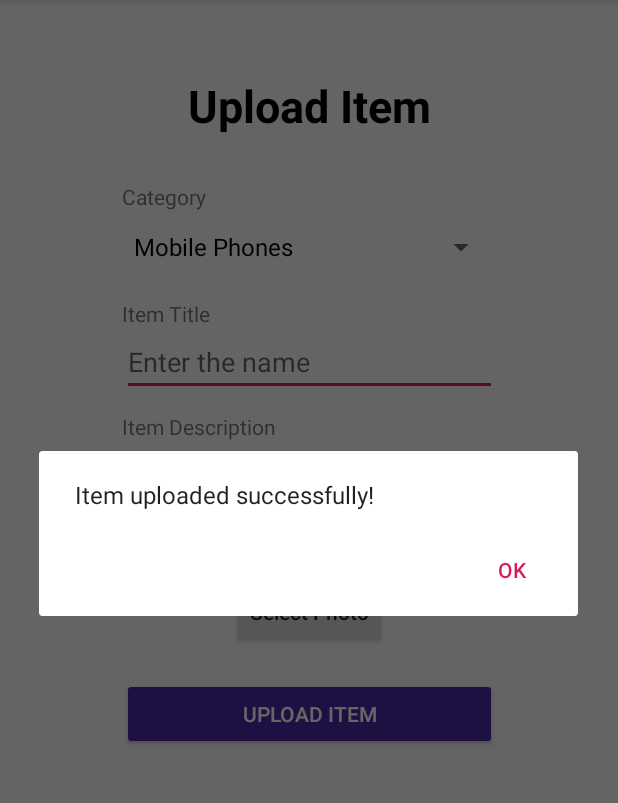
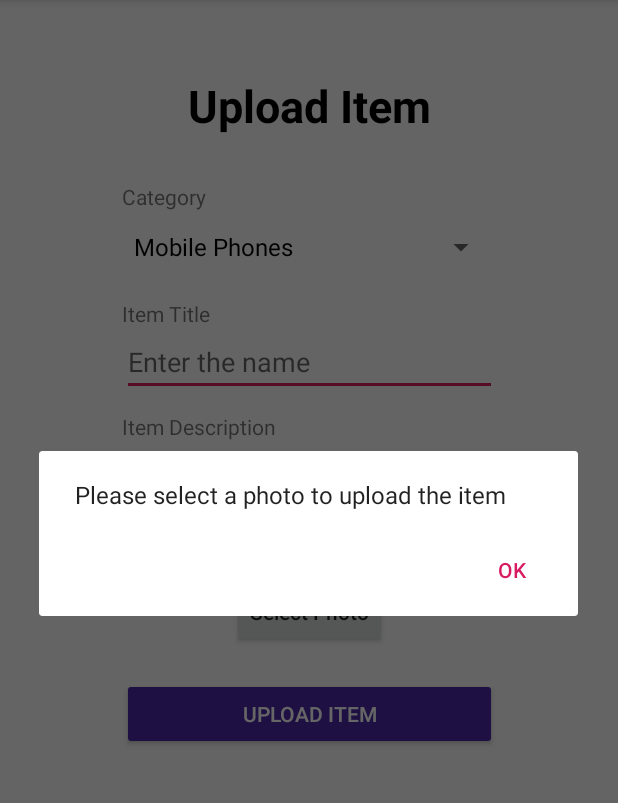
Before and after one commit to avinabaray/Old-Sold-Android-App, an Android app: the SellerLoggedIn screen opened directly, with no data from a screen before it, after a tap on "UPLOAD ITEM", on a phone screen of 412 x 824 dp, the part 84-887 px from its top. Run offline under Robolectric (Android 15) with nearby library versions, the phone set to English and light mode, and no system bars; our stand-ins replace Firebase (no records; nobody signed in at launch, a user with empty details on screens opened directly).

Commit message:
Seller's item image uploaded to Firebase Storage. Item name stored in database.

```diff
--- a/app/src/main/java/com/avinabaray/oldsold/SellerLoggedIn.java
+++ b/app/src/main/java/com/avinabaray/oldsold/SellerLoggedIn.java
@@ -2,27 +2,40 @@ package com.avinabaray.oldsold;
 
 import android.app.AlertDialog;
 import android.app.ProgressDialog;
+import android.content.Intent;
+import android.graphics.Bitmap;
+import android.net.Uri;
 import android.os.Bundle;
+import android.provider.MediaStore;
 import android.util.Log;
 import android.view.View;
 import android.widget.AdapterView;
 import android.widget.ArrayAdapter;
 import android.widget.EditText;
+import android.widget.ImageView;
 import android.widget.Spinner;
 import android.widget.Toast;
 
 import androidx.annotation.NonNull;
+import androidx.annotation.Nullable;
 
 import com.google.android.gms.tasks.OnCompleteListener;
+import com.google.android.gms.tasks.OnFailureListener;
+import com.google.android.gms.tasks.OnSuccessListener;
 import com.google.android.gms.tasks.Task;
 import com.google.firebase.firestore.CollectionReference;
 import com.google.firebase.firestore.DocumentReference;
 import com.google.firebase.firestore.FirebaseFirestore;
+import com.google.firebase.storage.FirebaseStorage;
+import com.google.firebase.storage.OnProgressListener;
+import com.google.firebase.storage.StorageReference;
+import com.google.firebase.storage.UploadTask;
 
 import java.util.ArrayList;
 import java.util.HashMap;
 import java.util.List;
 import java.util.Map;
+import java.util.UUID;
 
 public class SellerLoggedIn extends BaseActivity implements AdapterView.OnItemSelectedListener {
 
@@ -30,14 +43,21 @@ public class SellerLoggedIn extends BaseActivity implements AdapterView.OnItemSe
     public static final String I_TITLE = "i_title";
     public static final String I_DESC = "i_desc";
     public static final String SELLER_ID = "seller_id";
+    public static final String I_IMAGE = "i_image";
     private EditText editTextItemTitle;
     private EditText editTextItemDesc;
+    private ImageView imageViewSelectedImg;
     private String itemTitle;
     private String itemDesc;
+    private String itemPhotoName;
     private String itemCatg = "Mobile Phones";
+    private Uri filePath;
+    private final int PICK_IMAGE_REQUEST = 71;
 
     private AlertDialog.Builder alertBuilder;
     private CollectionReference mDocRef = FirebaseFirestore.getInstance().collection("items");
+    FirebaseStorage firebaseStorage;
+    StorageReference storageReference;
     CommonMethods commonMethods = new CommonMethods();
 
     @Override
@@ -52,10 +72,14 @@ public class SellerLoggedIn extends BaseActivity implements AdapterView.OnItemSe
         setContentView(R.layout.activity_seller_logged_in);
         alertBuilder = new AlertDialog.Builder(SellerLoggedIn.this);
 
-        // Edit Text Data
+        // Initialize Storage objects
+        firebaseStorage = FirebaseStorage.getInstance();
+        storageReference = firebaseStorage.getReference();
+
+        // Initialize Views
         editTextItemTitle = findViewById(R.id.editTextItemTitle);
         editTextItemDesc = findViewById(R.id.editTextItemDesc);
-
+        imageViewSelectedImg = findViewById(R.id.imageViewSelectedImg);
 
         // Setup Dropdown Menu
         List<String> itemCategories = new ArrayList<String>();
@@ -76,28 +100,92 @@ public class SellerLoggedIn extends BaseActivity implements AdapterView.OnItemSe
 
     }
 
+    @Override
+    protected void onActivityResult(int requestCode, int resultCode, @Nullable Intent data) {
+        super.onActivityResult(requestCode, resultCode, data);
+
+        if(requestCode == PICK_IMAGE_REQUEST && resultCode == RESULT_OK && data != null && data.getData() != null )
+        {
+            filePath = data.getData();
+            Log.wtf("File name", filePath.toString());
+            try {
+                Bitmap bitmap = MediaStore.Images.Media.getBitmap(getContentResolver(), filePath);
+                imageViewSelectedImg.setImageBitmap(bitmap);
+            }
+            catch (Exception e)
+            {
+                e.printStackTrace();
+            }
+        }
+    }
+
+    public void selectPhoto(View view) {
+        Intent intent = new Intent();
+        intent.setType("image/*");
+        intent.setAction(Intent.ACTION_GET_CONTENT);
+        startActivityForResult(Intent.createChooser(intent, "Select Picture"), PICK_IMAGE_REQUEST);
+
+    }
+
     public void uploadItem(View view) {
         itemTitle = editTextItemTitle.getText().toString();
         itemDesc = editTextItemDesc.getText().toString();
+
+        itemPhotoName = MainActivity.CURRENT_USER_ID + "_" + UUID.randomUUID().toString();
+
+        // Photo to be uploaded to Firebase Storage
+        if(filePath != null)
+        {
+            final ProgressDialog progressDialog = new ProgressDialog(this);
+            progressDialog.setTitle("Uploading...");
+            progressDialog.setCanceledOnTouchOutside(false);
+            progressDialog.show();
+
+            StorageReference ref = storageReference.child("item_images/"+ itemPhotoName);
+            ref.putFile(filePath).addOnSuccessListener(new OnSuccessListener<UploadTask.TaskSnapshot>() {
+                @Override
+                public void onSuccess(UploadTask.TaskSnapshot taskSnapshot) {
+
+                    filePath = null;
+                    imageViewSelectedImg.setImageResource(0);
 
                     // Data to be pushed to Firestore
                     Map<String, Object> itemDetails = new HashMap<String, Object>();
                     itemDetails.put(SELLER_ID, MainActivity.CURRENT_USER_ID);
                     itemDetails.put(I_CATEGORY, itemCatg);
                     itemDetails.put(I_TITLE, itemTitle);
+                    itemDetails.put(I_IMAGE, itemPhotoName);
                     itemDetails.put(I_DESC, itemDesc);
 
                     mDocRef.add(itemDetails).addOnCompleteListener(new OnCompleteListener<DocumentReference>() {
                         @Override
                         public void onComplete(@NonNull Task<DocumentReference> task) {
+                            progressDialog.dismiss();
                             if (task.isSuccessful()) {
                                 commonMethods.createAlert(alertBuilder, "Item uploaded successfully!");
                             } else {
-                    String errorMsg = task.getException().getMessage();
+                                String errorMsg = task.getException().getMessage() + " Try Again...";
                                 commonMethods.createAlert(alertBuilder, errorMsg);
                             }
                         }
                     });
+                }
+            }).addOnFailureListener(new OnFailureListener() {
+                @Override
+                public void onFailure(@NonNull Exception e) {
+                    progressDialog.dismiss();
+                    commonMethods.createAlert(alertBuilder, "Failed " + e.getMessage());
+                }
+            }).addOnProgressListener(new OnProgressListener<UploadTask.TaskSnapshot>() {
+                @Override
+                public void onProgress(@NonNull UploadTask.TaskSnapshot taskSnapshot) {
+                    double progress = (100.0 * taskSnapshot.getBytesTransferred() / taskSnapshot.getTotalByteCount());
+                    progressDialog.setMessage("Uploaded " + (int)progress + "%");
+                }
+            });
+        } else {
+            commonMethods.createAlert(alertBuilder, "Please select a photo to upload the item");
+        }
     }
 
     @Override
--- a/app/src/main/res/layout/activity_seller_logged_in.xml
+++ b/app/src/main/res/layout/activity_seller_logged_in.xml
@@ -1,7 +1,12 @@
 <?xml version="1.0" encoding="utf-8"?>
-<androidx.constraintlayout.widget.ConstraintLayout xmlns:android="http://schemas.android.com/apk/res/android"
+<ScrollView
+    xmlns:android="http://schemas.android.com/apk/res/android"
     xmlns:app="http://schemas.android.com/apk/res-auto"
     xmlns:tools="http://schemas.android.com/tools"
+    android:layout_width="match_parent"
+    android:layout_height="match_parent">
+
+    <androidx.constraintlayout.widget.ConstraintLayout
     android:layout_width="match_parent"
     android:layout_height="match_parent"
     tools:context=".SellerLoggedIn">
@@ -66,24 +71,36 @@
             android:layout_width="wrap_content"
             android:layout_height="wrap_content"
             android:layout_marginTop="20dp"
+            android:onClick="selectPhoto"
             android:text="Select Photo"
             android:textAllCaps="false"
             app:layout_constraintEnd_toEndOf="parent"
             app:layout_constraintStart_toStartOf="parent"
             app:layout_constraintTop_toBottomOf="@+id/editTextItemDesc" />
 
+        <ImageView
+            android:id="@+id/imageViewSelectedImg"
+            android:layout_width="wrap_content"
+            android:layout_height="wrap_content"
+            android:maxHeight="200dp"
+            android:adjustViewBounds="true"
+            android:layout_marginTop="10dp"
+            app:layout_constraintEnd_toEndOf="parent"
+            app:layout_constraintStart_toStartOf="parent"
+            app:layout_constraintTop_toBottomOf="@+id/button2" />
+
         <Button
             android:id="@+id/button3"
             android:layout_width="250dp"
             android:layout_height="wrap_content"
-        android:layout_marginTop="20dp"
+            android:layout_marginTop="10dp"
             android:backgroundTint="#4B27A5"
             android:onClick="uploadItem"
             android:text="Upload Item"
             android:textColor="@color/common_google_signin_btn_text_dark_default"
             app:layout_constraintEnd_toEndOf="parent"
             app:layout_constraintStart_toStartOf="parent"
-        app:layout_constraintTop_toBottomOf="@+id/button2" />
+            app:layout_constraintTop_toBottomOf="@+id/imageViewSelectedImg" />
 
         <TextView
             android:id="@+id/textView9"
@@ -101,3 +118,4 @@
             app:layout_constraintBottom_toTopOf="@+id/editTextItemDesc"
             app:layout_constraintStart_toStartOf="@+id/editTextItemDesc" />
     </androidx.constraintlayout.widget.ConstraintLayout>
+</ScrollView>
```
Lines whose indentation alone changed are shown as unchanged.
